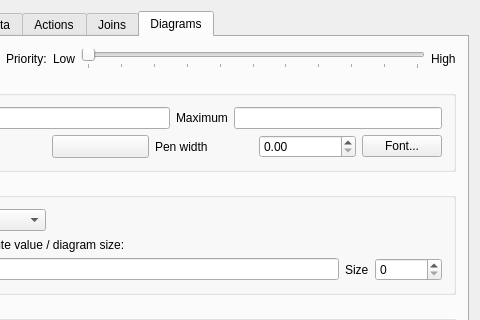
This is src/ui/qgsvectorlayerpropertiesbase.ui in manombawa/Quantum-GIS as Qt 5 draws it before an edit; both pictures show x 297 to 777 and y 0 to 320 of the 777 by 672 pixel window. The edited form follows.
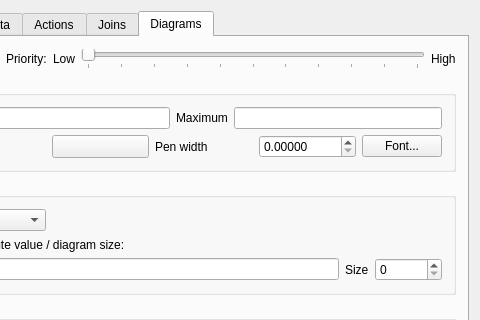
This is the edited form. The open tabs and pages were chosen to show the change. Icons and pictures are not drawn. Custom widgets are drawn as their Qt base class.

The edit to the form file:
```diff
--- a/src/ui/qgsvectorlayerpropertiesbase.ui
+++ b/src/ui/qgsvectorlayerpropertiesbase.ui
@@ -828,6 +828,9 @@
             </item>
             <item>
              <widget class="QDoubleSpinBox" name="mPenWidthSpinBox">
+              <property name="decimals">
+               <number>5</number>
+              </property>
               <property name="maximum">
                <double>99999.990000000005239</double>
               </property>
```
